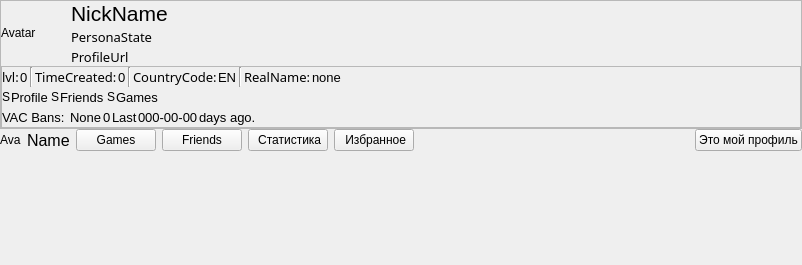
This is AraSteamManager/MainSubForms/formprofile.ui in Arankir/AraSteamManager as Qt 5 draws it before an edit. The edited form follows.
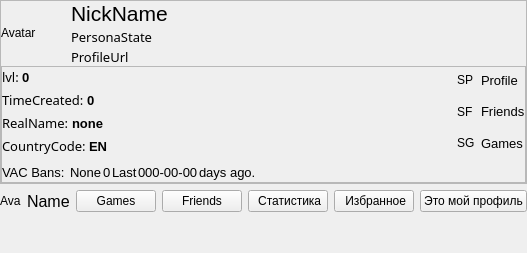
This is the edited form.

```diff
--- a/AraSteamManager/MainSubForms/formprofile.ui
+++ b/AraSteamManager/MainSubForms/formprofile.ui
@@ -6,17 +6,14 @@
    <rect>
     <x>0</x>
     <y>0</y>
-    <width>802</width>
-    <height>265</height>
+    <width>519</width>
+    <height>253</height>
    </rect>
   </property>
   <property name="windowTitle">
    <string>Form</string>
   </property>
-  <layout class="QVBoxLayout" name="verticalLayout_4">
-   <property name="spacing">
-    <number>0</number>
-   </property>
+  <layout class="QVBoxLayout" name="verticalLayout_6">
    <property name="leftMargin">
     <number>0</number>
    </property>
@@ -209,9 +206,6 @@
          <enum>QFrame::Raised</enum>
         </property>
         <layout class="QVBoxLayout" name="verticalLayout_3">
-         <property name="spacing">
-          <number>0</number>
-         </property>
          <property name="leftMargin">
           <number>0</number>
          </property>
@@ -225,15 +219,14 @@
           <number>0</number>
          </property>
          <item>
-          <layout class="QHBoxLayout" name="horizontalLayoutInfo1">
-           <property name="spacing">
-            <number>2</number>
-           </property>
+          <layout class="QHBoxLayout" name="horizontalLayout_12">
            <item>
-            <layout class="QHBoxLayout" name="horizontalLayout_11">
+            <layout class="QVBoxLayout" name="verticalLayout_5">
              <property name="spacing">
-              <number>1</number>
+              <number>3</number>
              </property>
+             <item>
+              <layout class="QHBoxLayout" name="horizontalLayout_3">
              <item>
               <widget class="QLabel" name="Labellvl">
                <property name="sizePolicy">
@@ -258,6 +251,8 @@
                <property name="font">
                 <font>
                  <pointsize>10</pointsize>
+                   <weight>75</weight>
+                   <bold>true</bold>
                 </font>
                </property>
                <property name="text">
@@ -265,20 +260,23 @@
                </property>
               </widget>
              </item>
-            </layout>
-           </item>
            <item>
-            <widget class="Line" name="line">
+                <spacer name="horizontalSpacer_2">
              <property name="orientation">
-              <enum>Qt::Vertical</enum>
-             </property>
-            </widget>
+                  <enum>Qt::Horizontal</enum>
+                 </property>
+                 <property name="sizeHint" stdset="0">
+                  <size>
+                   <width>40</width>
+                   <height>20</height>
+                  </size>
+                 </property>
+                </spacer>
+               </item>
+              </layout>
            </item>
            <item>
-            <layout class="QHBoxLayout" name="horizontalLayout_12">
-             <property name="spacing">
-              <number>1</number>
-             </property>
+              <layout class="QHBoxLayout" name="horizontalLayout_4">
              <item>
               <widget class="QLabel" name="LabelTimeCreated">
                <property name="sizePolicy">
@@ -303,6 +301,8 @@
                <property name="font">
                 <font>
                  <pointsize>10</pointsize>
+                   <weight>75</weight>
+                   <bold>true</bold>
                 </font>
                </property>
                <property name="text">
@@ -310,65 +310,23 @@
                </property>
               </widget>
              </item>
-            </layout>
-           </item>
            <item>
-            <widget class="Line" name="line_2">
+                <spacer name="horizontalSpacer_8">
              <property name="orientation">
-              <enum>Qt::Vertical</enum>
-             </property>
-            </widget>
-           </item>
-           <item>
-            <layout class="QHBoxLayout" name="horizontalLayout_13">
-             <property name="spacing">
-              <number>1</number>
-             </property>
-             <item>
-              <widget class="QLabel" name="LabelLocCountryCode">
-               <property name="sizePolicy">
-                <sizepolicy hsizetype="Preferred" vsizetype="Minimum">
-                 <horstretch>0</horstretch>
-                 <verstretch>0</verstretch>
-                </sizepolicy>
-               </property>
-               <property name="font">
-                <font>
-                 <family>Ebrima</family>
-                 <pointsize>10</pointsize>
-                </font>
-               </property>
-               <property name="text">
-                <string>CountryCode:</string>
-               </property>
-              </widget>
-             </item>
-             <item>
-              <widget class="QLabel" name="LabelLocCountryCodeValue">
-               <property name="font">
-                <font>
-                 <pointsize>10</pointsize>
-                </font>
-               </property>
-               <property name="text">
-                <string notr="true">EN</string>
-               </property>
-              </widget>
-             </item>
+                  <enum>Qt::Horizontal</enum>
+                 </property>
+                 <property name="sizeHint" stdset="0">
+                  <size>
+                   <width>40</width>
+                   <height>20</height>
+                  </size>
+                 </property>
+                </spacer>
+               </item>
             </layout>
            </item>
            <item>
-            <widget class="Line" name="line_3">
-             <property name="orientation">
-              <enum>Qt::Vertical</enum>
-             </property>
-            </widget>
-           </item>
-           <item>
-            <layout class="QHBoxLayout" name="horizontalLayout_14">
-             <property name="spacing">
-              <number>1</number>
-             </property>
+              <layout class="QHBoxLayout" name="horizontalLayout_9">
              <item>
               <widget class="QLabel" name="LabelRealName">
                <property name="sizePolicy">
@@ -393,6 +351,8 @@
                <property name="font">
                 <font>
                  <pointsize>10</pointsize>
+                   <weight>75</weight>
+                   <bold>true</bold>
                 </font>
                </property>
                <property name="text">
@@ -400,6 +360,71 @@
                </property>
               </widget>
              </item>
+               <item>
+                <spacer name="horizontalSpacer_9">
+                 <property name="orientation">
+                  <enum>Qt::Horizontal</enum>
+                 </property>
+                 <property name="sizeHint" stdset="0">
+                  <size>
+                   <width>40</width>
+                   <height>20</height>
+                  </size>
+                 </property>
+                </spacer>
+               </item>
+              </layout>
+             </item>
+             <item>
+              <layout class="QHBoxLayout" name="horizontalLayout_11">
+               <item>
+                <widget class="QLabel" name="LabelLocCountryCode">
+                 <property name="sizePolicy">
+                  <sizepolicy hsizetype="Preferred" vsizetype="Minimum">
+                   <horstretch>0</horstretch>
+                   <verstretch>0</verstretch>
+                  </sizepolicy>
+                 </property>
+                 <property name="font">
+                  <font>
+                   <family>Ebrima</family>
+                   <pointsize>10</pointsize>
+                  </font>
+                 </property>
+                 <property name="text">
+                  <string>CountryCode:</string>
+                 </property>
+                </widget>
+               </item>
+               <item>
+                <widget class="QLabel" name="LabelLocCountryCodeValue">
+                 <property name="font">
+                  <font>
+                   <pointsize>10</pointsize>
+                   <weight>75</weight>
+                   <bold>true</bold>
+                  </font>
+                 </property>
+                 <property name="text">
+                  <string notr="true">EN</string>
+                 </property>
+                </widget>
+               </item>
+               <item>
+                <spacer name="horizontalSpacer_10">
+                 <property name="orientation">
+                  <enum>Qt::Horizontal</enum>
+                 </property>
+                 <property name="sizeHint" stdset="0">
+                  <size>
+                   <width>40</width>
+                   <height>20</height>
+                  </size>
+                 </property>
+                </spacer>
+               </item>
+              </layout>
+             </item>
             </layout>
            </item>
            <item>
@@ -415,25 +440,35 @@
              </property>
             </spacer>
            </item>
-          </layout>
-         </item>
-         <item>
-          <layout class="QHBoxLayout" name="horizontalLayout_3">
-           <property name="spacing">
-            <number>3</number>
-           </property>
            <item>
             <layout class="QHBoxLayout" name="horizontalLayout_2">
-             <property name="spacing">
-              <number>1</number>
-             </property>
+             <item>
+              <layout class="QVBoxLayout" name="verticalLayout_7">
              <item>
               <widget class="QLabel" name="LabelProfileStatus">
                <property name="text">
-                <string notr="true">S</string>
+                  <string notr="true">SP</string>
                </property>
               </widget>
              </item>
+               <item>
+                <widget class="QLabel" name="LabelFriendsStatus">
+                 <property name="text">
+                  <string notr="true">SF</string>
+                 </property>
+                </widget>
+               </item>
+               <item>
+                <widget class="QLabel" name="LabelGamesStatus">
+                 <property name="text">
+                  <string notr="true">SG</string>
+                 </property>
+                </widget>
+               </item>
+              </layout>
+             </item>
+             <item>
+              <layout class="QVBoxLayout" name="verticalLayout_8">
              <item>
               <widget class="QLabel" name="LabelProfileVisibility">
                <property name="sizePolicy">
@@ -452,20 +487,6 @@
                </property>
               </widget>
              </item>
-            </layout>
-           </item>
-           <item>
-            <layout class="QHBoxLayout" name="horizontalLayout_4">
-             <property name="spacing">
-              <number>1</number>
-             </property>
-             <item>
-              <widget class="QLabel" name="LabelFriendsStatus">
-               <property name="text">
-                <string notr="true">S</string>
-               </property>
-              </widget>
-             </item>
              <item>
               <widget class="QLabel" name="LabelFriendsVisibility">
                <property name="sizePolicy">
@@ -484,20 +505,6 @@
                </property>
               </widget>
              </item>
-            </layout>
-           </item>
-           <item>
-            <layout class="QHBoxLayout" name="horizontalLayout_9">
-             <property name="spacing">
-              <number>1</number>
-             </property>
-             <item>
-              <widget class="QLabel" name="LabelGamesStatus">
-               <property name="text">
-                <string notr="true">S</string>
-               </property>
-              </widget>
-             </item>
              <item>
               <widget class="QLabel" name="LabelGamesVisibility">
                <property name="sizePolicy">
@@ -518,18 +525,7 @@
              </item>
             </layout>
            </item>
-           <item>
-            <spacer name="horizontalSpacer_2">
-             <property name="orientation">
-              <enum>Qt::Horizontal</enum>
-             </property>
-             <property name="sizeHint" stdset="0">
-              <size>
-               <width>40</width>
-               <height>20</height>
-              </size>
-             </property>
-            </spacer>
+            </layout>
            </item>
           </layout>
          </item>
```
Lines whose indentation alone changed are shown as unchanged.
